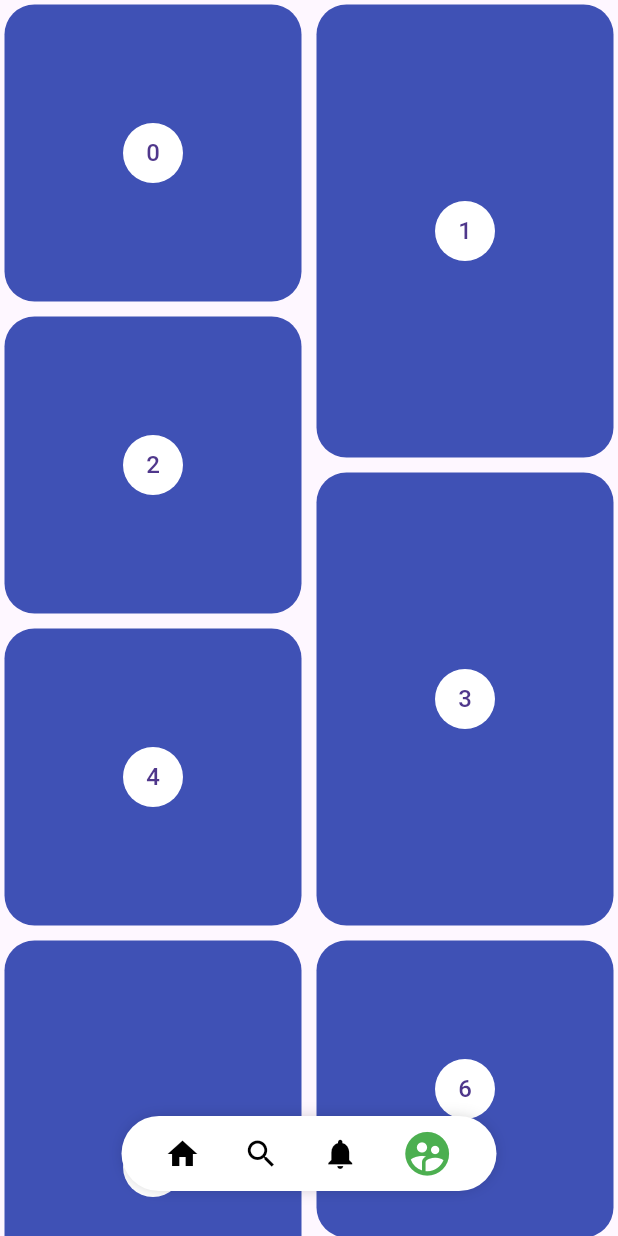
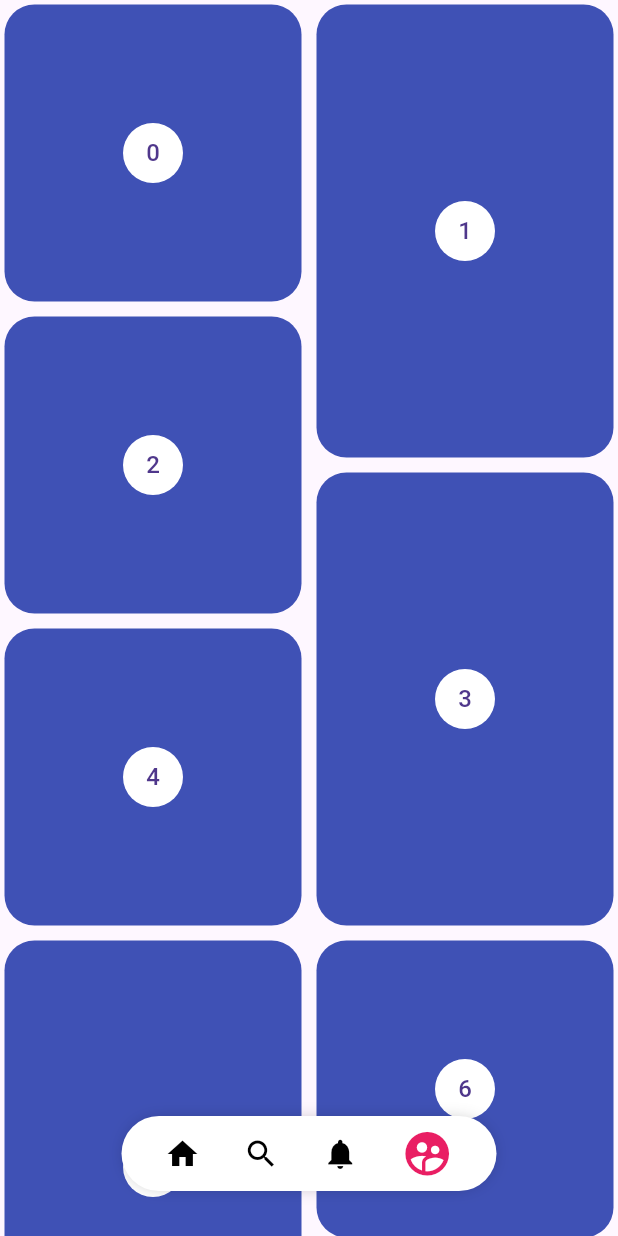
Before and after one commit to DieCau/flutter-pinterest-app, a Flutter app: the screen it shows after launch, after a tap on the "supervised user circle" icon, on a phone screen of 412 x 824 dp. Run offline on Flutter 3.47's test engine with Material 3 defaults, Android fonts, the phone set to English and light mode, and no system bars.

Commit message:
Refactored Button menu

```diff
--- a/lib/src/pages/pinterest_page.dart
+++ b/lib/src/pages/pinterest_page.dart
@@ -38,6 +38,15 @@ class _PinterestMenuPosition extends StatelessWidget {
         child: Align(
           child: PinterestMenu(
             show: show,
+            // backgroundColor: Colors.red,
+            activeColor: Colors.pink,
+            inactiveColor: Colors.black,
+            items:<PinterestButton> [
+              PinterestButton(icon: Icons.home, onPressed: () {}),
+              PinterestButton(icon: Icons.search, onPressed: (){}),
+              PinterestButton(icon: Icons.notifications, onPressed: (){}),
+              PinterestButton(icon: Icons.supervised_user_circle, onPressed:(){}),
+            ],
           )
         )
       )
@@ -64,7 +73,7 @@ class _PinterestGridState extends State<PinterestGrid> {
   void initState() {
     super.initState();
     controller.addListener(() {
-      if ( controller.offset > scrollPrevius ) {
+      if ( controller.offset > scrollPrevius && controller.offset > 150  ) {
         Provider.of<_MenuModel>(context, listen: false).show = false;
       } else {
         Provider.of<_MenuModel>(context, listen: false).show = true;
--- a/lib/src/widgets/pinterest_menu.dart
+++ b/lib/src/widgets/pinterest_menu.dart
@@ -13,18 +13,29 @@ class PinterestButton {
 }
 
 class PinterestMenu extends StatelessWidget {
+
   final bool show;
+  final Color backgroundColor;
+  final Color activeColor;
+  final Color inactiveColor;
+  final List<PinterestButton> items;
 
-  PinterestMenu({
+
+  const PinterestMenu({
     super.key,
-    this.show = true});
+    this.show = true,
+    this.backgroundColor = Colors.white,
+    this.activeColor     = Colors.black,
+    this.inactiveColor   = Colors.pink,
+    required this.items,
+  });
 
-  final List<PinterestButton> items = [
-    PinterestButton(icon: Icons.home, onPressed: (){}),
-    PinterestButton(icon: Icons.search, onPressed: (){}),
-    PinterestButton(icon: Icons.notifications, onPressed: (){}),
-    PinterestButton(icon: Icons.supervised_user_circle, onPressed:(){}),
-  ];
+  // final List<PinterestButton> items = [
+  //   PinterestButton(icon: Icons.home, onPressed: (){}),
+  //   PinterestButton(icon: Icons.search, onPressed: (){}),
+  //   PinterestButton(icon: Icons.notifications, onPressed: (){}),
+  //   PinterestButton(icon: Icons.supervised_user_circle, onPressed:(){}),
+  // ];
 
   @override
   Widget build(BuildContext context) {
@@ -33,12 +44,21 @@ class PinterestMenu extends StatelessWidget {
       child: AnimatedOpacity(
         duration: const Duration(milliseconds: 250),
         opacity: (show) ? 1 : 0,
-        child: _PinterestMenuBackground(
-          child: _MenuItems(menuItems: items),
+        child: Builder(
+          builder: (context){
+
+            Provider.of<_MenuModel>(context).backgroundColor = backgroundColor;
+            Provider.of<_MenuModel>(context).activeColor     = activeColor;
+            Provider.of<_MenuModel>(context).inactiveColor   = inactiveColor;
+
+            return _PinterestMenuBackground(
+              child: _MenuItems(menuItems: items),
+            );
+          }
         ),
       ),
     );
-   }
+  }
 }
 
 class _PinterestMenuBackground extends StatelessWidget {
@@ -51,13 +71,16 @@ class _PinterestMenuBackground extends StatelessWidget {
 
   @override
   Widget build(BuildContext context) {
+
+    Color backgroundColor = Provider.of<_MenuModel>(context).backgroundColor;
+
     return Container(
       width: 250,
       height: 50,
-      decoration: const BoxDecoration(
-        color: Colors.white,
-        borderRadius: BorderRadius.all(Radius.circular(100)),
-        boxShadow: <BoxShadow>[
+      decoration: BoxDecoration(
+        color: backgroundColor,
+        borderRadius: const BorderRadius.all(Radius.circular(100)),
+        boxShadow: const <BoxShadow>[
           BoxShadow(
             color: Colors.black38,
             blurRadius: 10,
@@ -102,6 +125,8 @@ class _PinterestMenuButton extends StatelessWidget {
 
     final selectItem = Provider.of<_MenuModel>(context).selectedItem;
 
+    final menuModel = Provider.of<_MenuModel>(context);
+
 
     return GestureDetector(
       onTap:(){
@@ -114,8 +139,8 @@ class _PinterestMenuButton extends StatelessWidget {
           item.icon,
           size: (selectItem == index )? 35 : 24,
           color: (selectItem == index)
-            ? Colors.green
-            : Colors.black,
+            ? menuModel.activeColor
+            : menuModel.inactiveColor,
         ),
       ),
     );
@@ -126,6 +151,10 @@ class _PinterestMenuButton extends StatelessWidget {
 class _MenuModel with ChangeNotifier {
   int _selectedItem = 0;
 
+  Color backgroundColor = Colors.white;
+  Color activeColor     = Colors.black;
+  Color inactiveColor   = Colors.blue;
+
   int get selectedItem => _selectedItem;
 
   set selectedItem(int index) {
```
